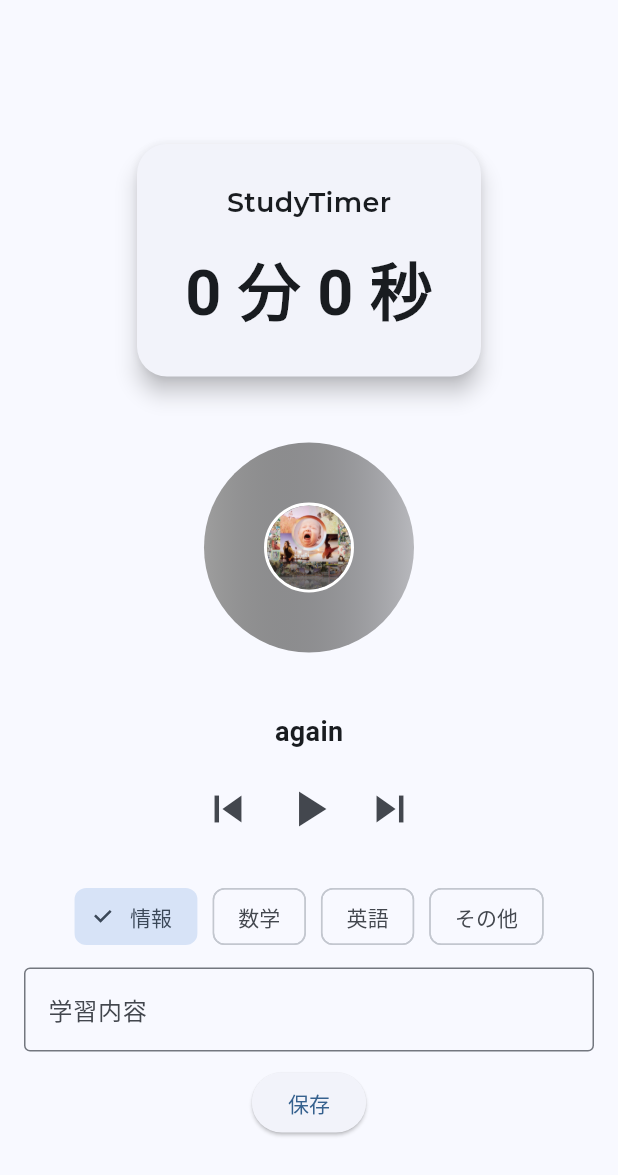
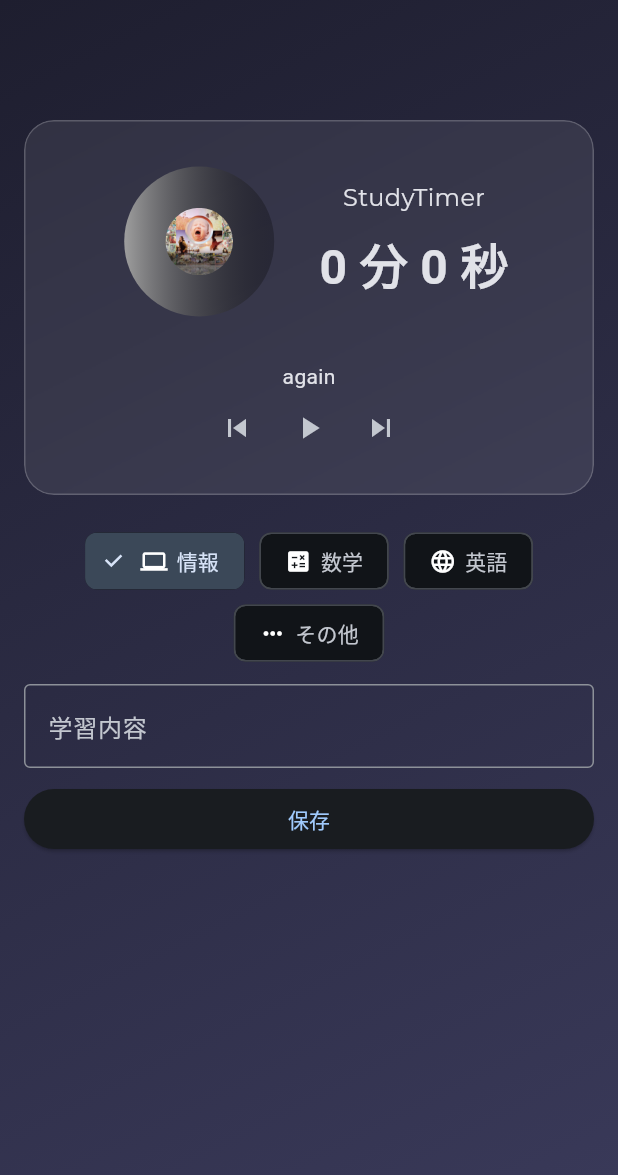
Before and after one commit to RinShimizu788/flutter_application_1, a Flutter app: the screen it shows after launch, on a phone screen of 412 x 824 dp. Shown: the top 1175 px of the screen. Run offline on Flutter 3.47's test engine with Material 3 defaults, Android fonts, the phone set to English and light mode, and no system bars; our stand-ins replace audioplayers, google_fonts, shared_preferences.

Commit message:
デザイン大きく変更

```diff
--- a/lib/main.dart
+++ b/lib/main.dart
@@ -1,12 +1,16 @@
 import 'dart:async';
 import 'dart:convert';
+import 'dart:ui';
 
 import 'package:flutter/material.dart';
+import 'package:flutter/services.dart';
 import 'package:shared_preferences/shared_preferences.dart';
 import 'package:audioplayers/audioplayers.dart';
 import 'package:google_fonts/google_fonts.dart';
 
 void main() {
+  WidgetsFlutterBinding.ensureInitialized();
+  SystemChrome.setEnabledSystemUIMode(SystemUiMode.edgeToEdge);
   runApp(const MyApp());
 }
 
@@ -50,6 +54,7 @@ class MyApp extends StatelessWidget {
     return MaterialApp(
       debugShowCheckedModeBanner: false,
       theme: ThemeData(
+        brightness: Brightness.dark,
         useMaterial3: true,
         colorSchemeSeed: Colors.blue,
       ),
@@ -67,7 +72,6 @@ class StudyTimerPage extends StatefulWidget {
 
 class _StudyTimerPageState extends State<StudyTimerPage>
     with SingleTickerProviderStateMixin {
-
   int elapsedSeconds = 0;
   int goalSeconds = 1500;
   Timer? timer;
@@ -131,6 +135,7 @@ class _StudyTimerPageState extends State<StudyTimerPage>
     await player.stop();
     await player.setReleaseMode(ReleaseMode.loop);
     await player.play(AssetSource(currentFile));
+    await player.setVolume(0.8);
   }
 
   Future<void> playIdleBgm() async {
@@ -203,27 +208,20 @@ class _StudyTimerPageState extends State<StudyTimerPage>
     });
   }
 
-  /// 💿 CD（中央に画像）
   Widget buildCDWithProgress() {
     return SizedBox(
-      width: 180,
-      height: 180,
+      width: 120,
+      height: 120,
       child: Stack(
         alignment: Alignment.center,
         children: [
-          /// 進捗リング
-          CircularProgressIndicator(
-            value: progress,
-            strokeWidth: 6,
-            backgroundColor: Colors.grey.shade300,
-          ),
+          CircularProgressIndicator(value: progress),
 
-          /// 外側CD
           RotationTransition(
             turns: _rotation,
             child: Container(
-              width: 140,
-              height: 140,
+              width: 100,
+              height: 100,
               decoration: BoxDecoration(
                 shape: BoxShape.circle,
                 gradient: LinearGradient(
@@ -231,25 +229,26 @@ class _StudyTimerPageState extends State<StudyTimerPage>
                       ? [Colors.black, Colors.blueGrey, Colors.black]
                       : [Colors.grey, Colors.black26],
                 ),
+                boxShadow: isRunning
+                    ? [
+                        BoxShadow(
+                          color: Colors.blue.withOpacity(0.6),
+                          blurRadius: 20,
+                        )
+                      ]
+                    : [],
               ),
             ),
           ),
 
-          /// 中央画像（ジャケット）
           RotationTransition(
             turns: _rotation,
-            child: Container(
-              width: 60,
-              height: 60,
-              decoration: BoxDecoration(
-                shape: BoxShape.circle,
-                border: Border.all(color: Colors.white, width: 2),
-              ),
             child: ClipOval(
               child: Image.asset(
                 'assets/$currentImage',
+                width: 45,
+                height: 45,
                 fit: BoxFit.cover,
-                ),
               ),
             ),
           ),
@@ -258,25 +257,15 @@ class _StudyTimerPageState extends State<StudyTimerPage>
     );
   }
 
-  /// 🎵 プレイヤー
   Widget buildPlayerControls() {
     return Column(
       children: [
-        Text(
-          currentTrack,
-          style: const TextStyle(
-            fontSize: 18,
-            fontWeight: FontWeight.bold,
-          ),
-        ),
-
-        const SizedBox(height: 10),
-
+        Text(currentTrack),
         Row(
           mainAxisAlignment: MainAxisAlignment.center,
           children: [
             IconButton(
-              icon: const Icon(Icons.skip_previous, size: 36),
+              icon: const Icon(Icons.skip_previous),
               onPressed: () {
                 setState(() {
                   selectedTrackIndex =
@@ -286,17 +275,12 @@ class _StudyTimerPageState extends State<StudyTimerPage>
                 if (isRunning) playStudyBgm();
               },
             ),
-
             IconButton(
-              icon: Icon(
-                isRunning ? Icons.pause : Icons.play_arrow,
-                size: 40,
-              ),
+              icon: Icon(isRunning ? Icons.pause : Icons.play_arrow),
               onPressed: isRunning ? stopTimer : startTimer,
             ),
-
             IconButton(
-              icon: const Icon(Icons.skip_next, size: 36),
+              icon: const Icon(Icons.skip_next),
               onPressed: () {
                 setState(() {
                   selectedTrackIndex =
@@ -311,107 +295,188 @@ class _StudyTimerPageState extends State<StudyTimerPage>
     );
   }
 
+  Widget glassCard({required Widget child}) {
+    return ClipRRect(
+      borderRadius: BorderRadius.circular(20),
+      child: BackdropFilter(
+        filter: ImageFilter.blur(sigmaX: 12, sigmaY: 12),
+        child: Container(
+          padding: const EdgeInsets.all(20),
+          decoration: BoxDecoration(
+            color: Colors.white.withOpacity(0.08),
+            borderRadius: BorderRadius.circular(20),
+            border: Border.all(color: Colors.white.withOpacity(0.2)),
+          ),
+          child: child,
+        ),
+      ),
+    );
+  }
+
   @override
   Widget build(BuildContext context) {
-    return Scaffold(
-      appBar: AppBar(title: const Text('')),
-      body: Padding(
-        padding: const EdgeInsets.all(16),
+    const double contentWidth = 410;
+
+    return AnnotatedRegion<SystemUiOverlayStyle>(
+      value: const SystemUiOverlayStyle(
+        statusBarColor: Colors.transparent,
+        statusBarIconBrightness: Brightness.light,
+      ),
+      child: Scaffold(
+        extendBodyBehindAppBar: true,
+        appBar: AppBar(
+          backgroundColor: Colors.transparent,
+          elevation: 0,
+        ),
+        body: Container(
+          decoration: const BoxDecoration(
+            gradient: LinearGradient(
+              colors: [
+                Color(0xFF1E1E2F),
+                Color(0xFF3A3A5A),
+              ],
+              begin: Alignment.topLeft,
+              end: Alignment.bottomRight,
+            ),
+          ),
+          child: Padding(
+            padding: const EdgeInsets.fromLTRB(16, 80, 16, 16),
             child: Column(
               children: [
-            const SizedBox(height: 20),
-
-            /// タイマー（そのまま）
-            Card(
-              elevation: 6,
-              shape: RoundedRectangleBorder(
-                borderRadius: BorderRadius.circular(20),
-              ),
-              child: Padding(
-                padding: const EdgeInsets.symmetric(
-                  vertical: 26,
-                  horizontal: 32,
-                ),
+                /// ⭐ メインカード
+                Center(
+                  child: SizedBox(
+                    width: contentWidth,
+                    child: glassCard(
                       child: Column(
+                        mainAxisSize: MainAxisSize.min,
+                        children: [
+                          Row(
+                            mainAxisAlignment:
+                                MainAxisAlignment.center,
+                            children: [
+                              buildCDWithProgress(),
+                              const SizedBox(width: 20),
+                              Column(
                                 children: [
                                   Text(
                                     'StudyTimer',
                                     style: GoogleFonts.montserrat(
-                        fontSize: 18,
-                        fontWeight: FontWeight.w600,
+                                        fontSize: 16),
                                   ),
-                    ),
-                    const SizedBox(height: 14),
+                                  const SizedBox(height: 10),
                                   Text(
                                     '${elapsedSeconds ~/ 60} 分 ${elapsedSeconds % 60} 秒',
                                     style: const TextStyle(
-                        fontSize: 42,
-                        fontWeight: FontWeight.bold,
+                                      fontSize: 32,
+                                      fontWeight:
+                                          FontWeight.bold,
+                                    ),
+                                  ),
+                                ],
+                              ),
+                            ],
+                          ),
+                          const SizedBox(height: 20),
+                          buildPlayerControls(),
+                        ],
+                      ),
+                    ),
+                  ),
+                ),
+
+                const SizedBox(height: 20),
+
+                /// ⭐ 教科ボタン
+                Center(
+                  child: SizedBox(
+                    width: contentWidth,
+                    child: Wrap(
+                      alignment: WrapAlignment.center,
+                      spacing: 10,
+                      children: subjectIcons.entries.map((e) {
+                        return ChoiceChip(
+                          label: Row(
+                            mainAxisSize: MainAxisSize.min,
+                            children: [
+                              Icon(e.value, size: 18),
+                              const SizedBox(width: 6),
+                              Text(e.key),
+                            ],
+                          ),
+                          selected: selectedSubject == e.key,
+                          onSelected: (_) {
+                            setState(
+                                () => selectedSubject = e.key);
+                          },
+                        );
+                      }).toList(),
+                    ),
+                  ),
+                ),
+
+                const SizedBox(height: 10),
+
+                /// ⭐ 入力欄
+                Center(
+                  child: SizedBox(
+                    width: contentWidth,
+                    child: TextField(
+                      controller: memoController,
+                      decoration: const InputDecoration(
+                        labelText: '学習内容',
+                        border: OutlineInputBorder(),
+                      ),
+                    ),
+                  ),
+                ),
+
+                const SizedBox(height: 10),
+
+                /// ⭐ 保存ボタン
+                Center(
+                  child: SizedBox(
+                    width: contentWidth,
+                    child: ElevatedButton(
+                      onPressed: saveLog,
+                      child: const Text('保存'),
+                    ),
+                  ),
+                ),
+
+                const SizedBox(height: 10),
+
+                /// ⭐ 履歴
+                Expanded(
+                  child: Center(
+                    child: SizedBox(
+                      width: contentWidth,
+                      child: ListView.builder(
+                        itemCount: logs.length,
+                        itemBuilder: (_, i) {
+                          final log = logs[i];
+                          return Card(
+                            color:
+                                Colors.white.withOpacity(0.05),
+                            child: ListTile(
+                              title: Text(
+                                log.memo.isNotEmpty
+                                    ? log.memo
+                                    : '（メモなし）',
+                              ),
+                              subtitle: Text(
+                                  '${log.subject} / ${log.minutes}分'),
+                            ),
+                          );
+                        },
+                      ),
+                    ),
                   ),
                 ),
               ],
             ),
           ),
         ),
-
-            const SizedBox(height: 20),
-
-            buildCDWithProgress(),
-
-            const SizedBox(height: 20),
-
-            buildPlayerControls(),
-
-            const SizedBox(height: 20),
-
-            /// 教科
-            Wrap(
-              spacing: 10,
-              children: subjectIcons.entries.map((e) {
-                return ChoiceChip(
-                  label: Text(e.key),
-                  selected: selectedSubject == e.key,
-                  onSelected: (_) {
-                    setState(() => selectedSubject = e.key);
-                  },
-                );
-              }).toList(),
-            ),
-
-            const SizedBox(height: 10),
-
-            TextField(
-              controller: memoController,
-              decoration: const InputDecoration(
-                labelText: '学習内容',
-                border: OutlineInputBorder(),
-              ),
-            ),
-
-            const SizedBox(height: 10),
-
-            ElevatedButton(
-              onPressed: saveLog,
-              child: const Text('保存'),
-            ),
-
-            Expanded(
-              child: ListView.builder(
-                itemCount: logs.length,
-                itemBuilder: (_, i) {
-                  final log = logs[i];
-                  return ListTile(
-                    title: Text(
-                      log.memo.isNotEmpty ? log.memo : '（メモなし）',
-                    ),
-                    subtitle:
-                        Text('${log.subject} / ${log.minutes}分'),
-                  );
-                },
-              ),
-            ),
-          ],
-        ),
       ),
     );
   }
```
Lines whose indentation alone changed are shown as unchanged.
